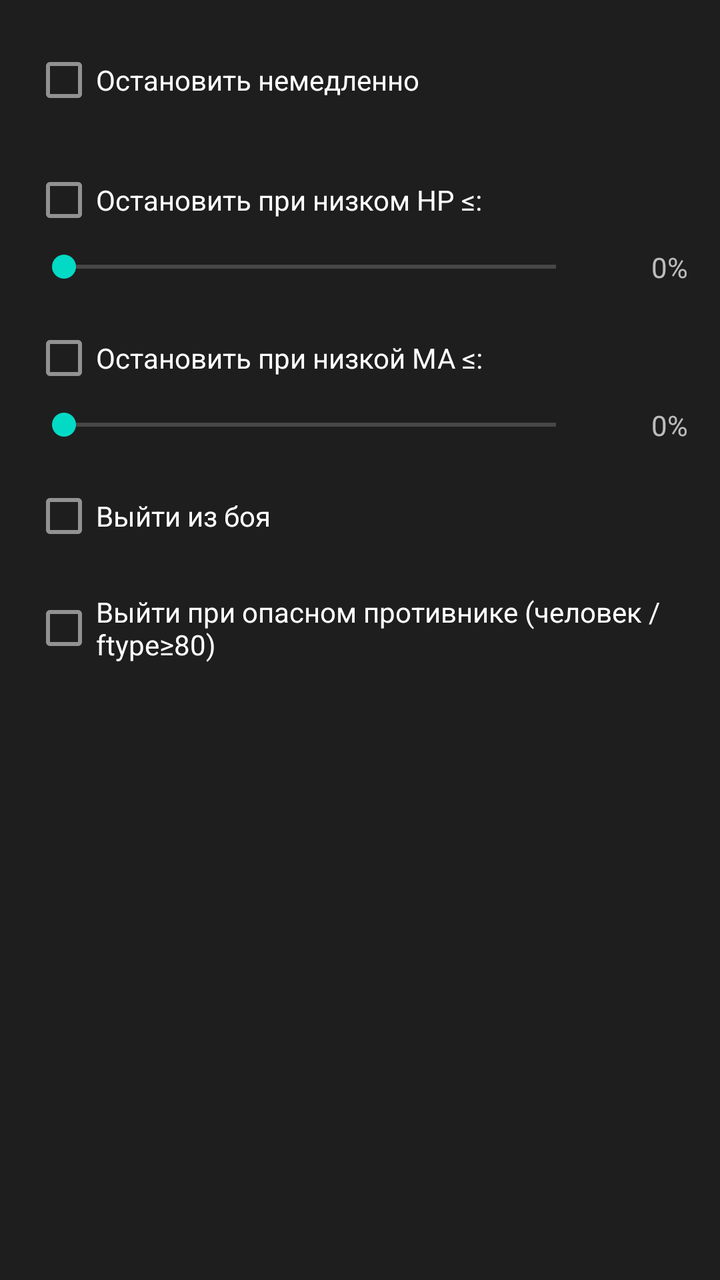
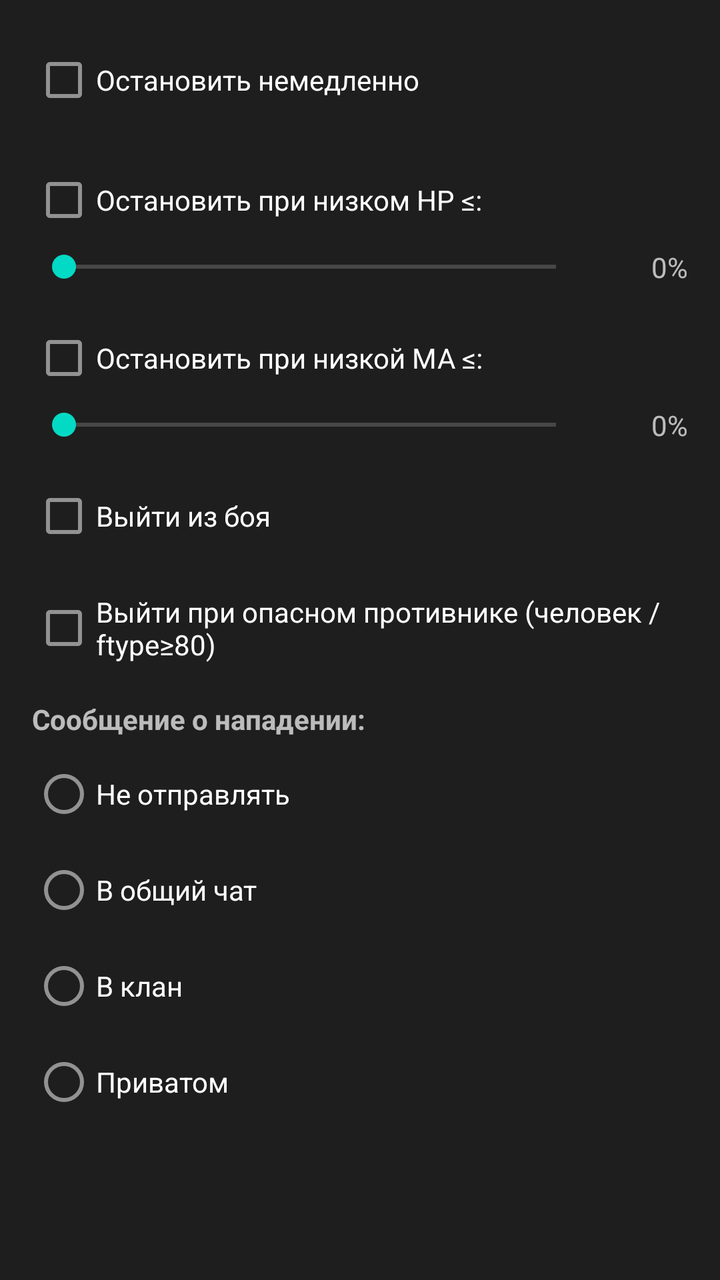

An Android layout rendered at two revisions. The XML below is the earlier revision; the diff shows what the commit changed to produce the second picture.
<!-- AndroidManifest.xml: application theme Theme.ABClient -->
<!-- res/layout/tab_autoboi_stop.xml -->
<?xml version="1.0" encoding="utf-8"?>
<ScrollView xmlns:android="http://schemas.android.com/apk/res/android"
    android:layout_width="match_parent"
    android:layout_height="match_parent"
    android:background="@color/ab_autoboi_bg"
    android:theme="@style/ThemeOverlay.MaterialComponents.Dark">

    <LinearLayout
        android:layout_width="match_parent"
        android:layout_height="wrap_content"
        android:orientation="vertical"
        android:padding="16dp">

        <CheckBox
            android:id="@+id/checkDoStopNow"
            android:layout_width="match_parent"
            android:layout_height="wrap_content"
            android:text="Остановить немедленно"
            android:layout_marginBottom="12dp" />

        <CheckBox
            android:id="@+id/checkDoStopLowHp"
            android:layout_width="match_parent"
            android:layout_height="wrap_content"
            android:text="Остановить при низком HP ≤:" />

        <LinearLayout
            android:layout_width="match_parent"
            android:layout_height="wrap_content"
            android:orientation="horizontal"
            android:gravity="center_vertical"
            android:layout_marginBottom="12dp">

            <SeekBar
                android:id="@+id/seekStopLowHp"
                android:layout_width="0dp"
                android:layout_height="wrap_content"
                android:layout_weight="1"
                android:max="100" />

            <TextView
                android:id="@+id/tvStopLowHp"
                android:layout_width="50dp"
                android:layout_height="wrap_content"
                android:gravity="end"
                android:text="0%" />

        </LinearLayout>

        <CheckBox
            android:id="@+id/checkDoStopLowMa"
            android:layout_width="match_parent"
            android:layout_height="wrap_content"
            android:text="Остановить при низкой MA ≤:" />

        <LinearLayout
            android:layout_width="match_parent"
            android:layout_height="wrap_content"
            android:orientation="horizontal"
            android:gravity="center_vertical"
            android:layout_marginBottom="12dp">

            <SeekBar
                android:id="@+id/seekStopLowMa"
                android:layout_width="0dp"
                android:layout_height="wrap_content"
                android:layout_weight="1"
                android:max="100" />

            <TextView
                android:id="@+id/tvStopLowMa"
                android:layout_width="50dp"
                android:layout_height="wrap_content"
                android:gravity="end"
                android:text="0%" />

        </LinearLayout>

        <CheckBox
            android:id="@+id/checkDoExit"
            android:layout_width="match_parent"
            android:layout_height="wrap_content"
            android:text="Выйти из боя"
            android:layout_marginBottom="8dp" />

        <CheckBox
            android:id="@+id/checkDoExitRisky"
            android:layout_width="match_parent"
            android:layout_height="wrap_content"
            android:text="Выйти при опасном противнике (человек / ftype≥80)"
            android:layout_marginBottom="8dp" />

    </LinearLayout>

</ScrollView>
<!-- resources referenced by this layout -->
<resources>
  <color name="ab_autoboi_bg">#1E1E1E</color>
  <style name="Theme.ABClient" parent="Theme.MaterialComponents.DayNight.DarkActionBar">
          
          <item name="colorPrimary">@color/purple_500</item>
          <item name="colorPrimaryVariant">@color/purple_700</item>
          <item name="colorOnPrimary">@color/white</item>
          
          <item name="colorSecondary">@color/teal_200</item>
          <item name="colorSecondaryVariant">@color/teal_700</item>
          <item name="colorOnSecondary">@color/black</item>
          
          <item name="android:statusBarColor" tools:targetApi="l">?attr/colorPrimaryVariant</item>
          
      </style>
  <color name="purple_500">#FF6200EE</color>
  <color name="purple_700">#FF3700B3</color>
  <color name="white">#FFFFFFFF</color>
  <color name="teal_200">#FF03DAC5</color>
  <color name="teal_700">#FF018786</color>
  <color name="black">#FF000000</color>
</resources>

<!-- the commit's change to res/layout/tab_autoboi_stop.xml (unified diff, before → after) -->
@@ -88,7 +88,45 @@
             android:layout_width="match_parent"
             android:layout_height="wrap_content"
             android:text="Выйти при опасном противнике (человек / ftype≥80)"
-            android:layout_marginBottom="8dp" />
+            android:layout_marginBottom="12dp" />
+
+        <TextView
+            android:layout_width="match_parent"
+            android:layout_height="wrap_content"
+            android:text="Сообщение о нападении:"
+            android:textStyle="bold"
+            android:layout_marginBottom="4dp" />
+
+        <RadioGroup
+            android:id="@+id/radioGroupSayByGroup"
+            android:layout_width="match_parent"
+            android:layout_height="wrap_content">
+
+            <RadioButton
+                android:id="@+id/radioSayNoByGroup"
+                android:layout_width="match_parent"
+                android:layout_height="wrap_content"
+                android:text="Не отправлять" />
+
+            <RadioButton
+                android:id="@+id/radioSayChatByGroup"
+                android:layout_width="match_parent"
+                android:layout_height="wrap_content"
+                android:text="В общий чат" />
+
+            <RadioButton
+                android:id="@+id/radioSayClanByGroup"
+                android:layout_width="match_parent"
+                android:layout_height="wrap_content"
+                android:text="В клан" />
+
+            <RadioButton
+                android:id="@+id/radioSayPairByGroup"
+                android:layout_width="match_parent"
+                android:layout_height="wrap_content"
+                android:text="Приватом" />
+
+        </RadioGroup>
 
     </LinearLayout>
 
